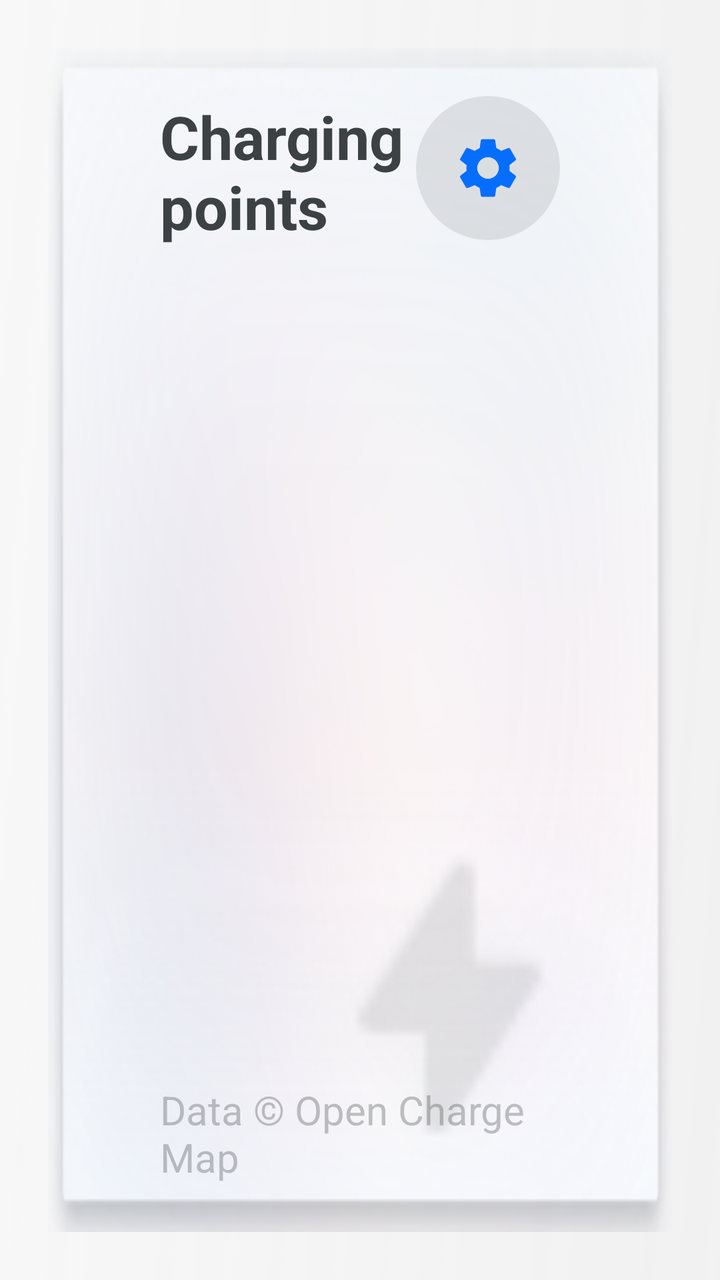
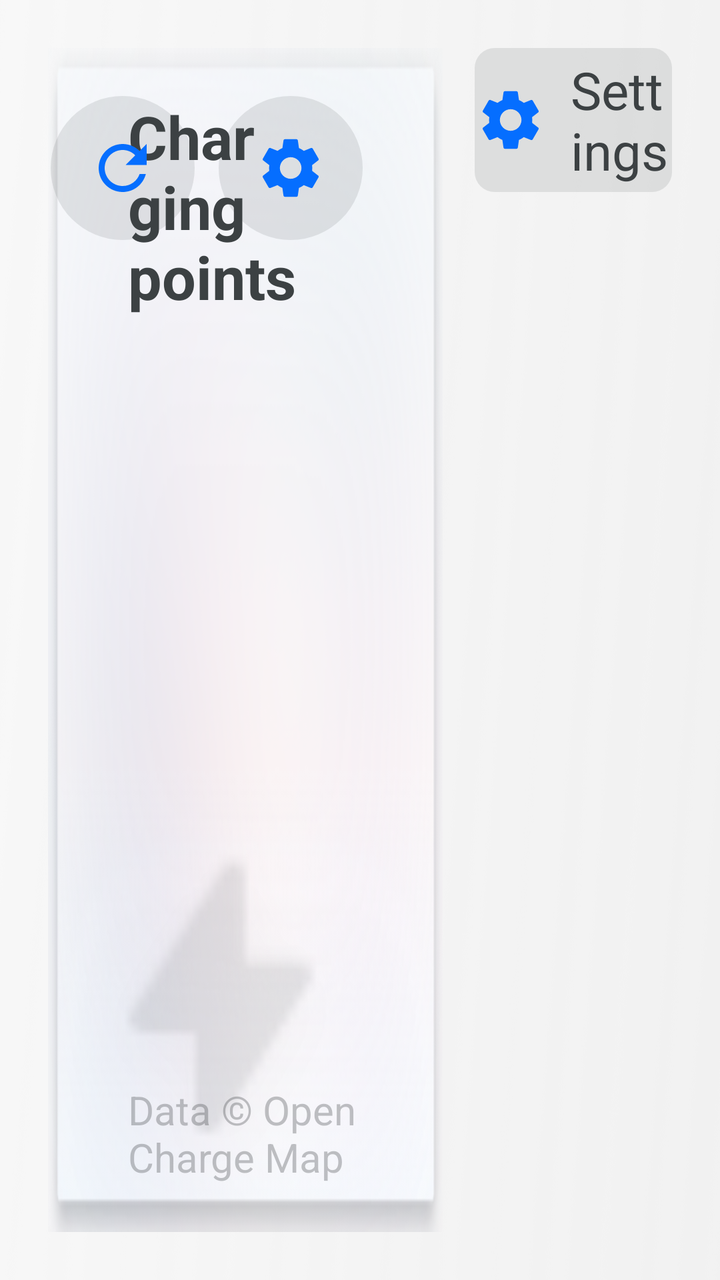

Before-and-after screenshots of an Android layout around one commit, followed by the original layout XML and the change that was made.
<!-- AndroidManifest.xml: application theme Theme.MG4SimpleLauncher -->
<!-- res/layout/fragment_charging.xml -->
<?xml version="1.0" encoding="utf-8"?>
<FrameLayout xmlns:android="http://schemas.android.com/apk/res/android"
    android:layout_width="match_parent"
    android:layout_height="match_parent"
    android:padding="@dimen/screen_padding">

    <FrameLayout
        android:id="@+id/charging_card"
        android:layout_width="match_parent"
        android:layout_height="match_parent"
        android:background="@drawable/smallcard_selector"
        android:clickable="true"
        android:focusable="true">

        
        <ImageView
            android:layout_width="@dimen/charging_bolt_width"
            android:layout_height="@dimen/charging_bolt_height"
            android:layout_gravity="bottom|end"
            android:layout_marginEnd="@dimen/charging_bolt_margin_end"
            android:layout_marginBottom="@dimen/charging_bolt_margin_bottom"
            android:alpha="0.12"
            android:background="@drawable/ic_charging_bolt"
            android:contentDescription="@null" />

        <LinearLayout
            android:layout_width="match_parent"
            android:layout_height="match_parent"
            android:orientation="vertical"
            android:paddingStart="@dimen/charging_card_padding_h"
            android:paddingEnd="@dimen/charging_card_padding_h"
            android:paddingTop="@dimen/info_card_padding"
            android:paddingBottom="@dimen/info_card_padding">

            <TextView
                android:layout_width="wrap_content"
                android:layout_height="wrap_content"
                android:text="@string/charging_title"
                android:textColor="@color/text_primary"
                android:textSize="@dimen/small_card_label_size"
                android:textStyle="bold" />

            <LinearLayout
                android:id="@+id/charging_card_results"
                android:layout_width="match_parent"
                android:layout_height="0dp"
                android:layout_weight="1"
                android:layout_marginTop="14dp"
                android:baselineAligned="false"
                android:orientation="horizontal"
                android:visibility="gone">

                <LinearLayout
                    android:layout_width="0dp"
                    android:layout_height="wrap_content"
                    android:layout_weight="1"
                    android:layout_marginEnd="@dimen/card_gap"
                    android:orientation="vertical">

                    <TextView
                        android:id="@+id/charge_group_motorway"
                        android:layout_width="match_parent"
                        android:layout_height="wrap_content"
                        android:layout_marginBottom="6dp"
                        android:text="@string/charging_filter_motorway"
                        android:textColor="@color/accent"
                        android:textSize="@dimen/charge_detail_size"
                        android:textStyle="bold" />

                    <include layout="@layout/part_charge_summary" android:id="@+id/charge_row_0" />
                    <include layout="@layout/part_charge_summary" android:id="@+id/charge_row_1" />
                    <include layout="@layout/part_charge_summary" android:id="@+id/charge_row_2" />
                    <include layout="@layout/part_charge_summary" android:id="@+id/charge_row_3" />
                </LinearLayout>

                <LinearLayout
                    android:layout_width="0dp"
                    android:layout_height="wrap_content"
                    android:layout_weight="1"
                    android:layout_marginEnd="@dimen/card_gap"
                    android:orientation="vertical">

                    <TextView
                        android:id="@+id/charge_group_supercharger"
                        android:layout_width="match_parent"
                        android:layout_height="wrap_content"
                        android:layout_marginBottom="6dp"
                        android:text="@string/charging_filter_supercharger"
                        android:textColor="@color/accent"
                        android:textSize="@dimen/charge_detail_size"
                        android:textStyle="bold" />

                    <include layout="@layout/part_charge_summary" android:id="@+id/charge_row_4" />
                    <include layout="@layout/part_charge_summary" android:id="@+id/charge_row_5" />
                    <include layout="@layout/part_charge_summary" android:id="@+id/charge_row_6" />
                    <include layout="@layout/part_charge_summary" android:id="@+id/charge_row_7" />
                </LinearLayout>

                <LinearLayout
                    android:layout_width="0dp"
                    android:layout_height="wrap_content"
                    android:layout_weight="1"
                    android:orientation="vertical">

                    <TextView
                        android:id="@+id/charge_group_fast"
                        android:layout_width="match_parent"
                        android:layout_height="wrap_content"
                        android:layout_marginBottom="6dp"
                        android:text="@string/charging_filter_fast"
                        android:textColor="@color/accent"
                        android:textSize="@dimen/charge_detail_size"
                        android:textStyle="bold" />

                    <include layout="@layout/part_charge_summary" android:id="@+id/charge_row_8" />
                    <include layout="@layout/part_charge_summary" android:id="@+id/charge_row_9" />
                    <include layout="@layout/part_charge_summary" android:id="@+id/charge_row_10" />
                    <include layout="@layout/part_charge_summary" android:id="@+id/charge_row_11" />
                </LinearLayout>
            </LinearLayout>

            <TextView
                android:id="@+id/charging_card_status"
                android:layout_width="match_parent"
                android:layout_height="0dp"
                android:layout_weight="1"
                android:layout_marginTop="16dp"
                android:textColor="@color/text_secondary"
                android:textSize="@dimen/info_card_body_size" />

            <TextView
                android:layout_width="match_parent"
                android:layout_height="wrap_content"
                android:text="@string/charging_attribution"
                android:textColor="@color/text_tertiary"
                android:textSize="@dimen/secondary_text_size" />
        </LinearLayout>
    </FrameLayout>

    
    <ImageView
        android:id="@+id/settings_card_button"
        android:layout_width="@dimen/round_button_size"
        android:layout_height="@dimen/round_button_size"
        android:layout_gravity="top|end"
        android:layout_marginTop="@dimen/info_card_padding"
        android:layout_marginEnd="@dimen/charging_card_padding_h"
        android:background="@drawable/round_button_selector"
        android:clickable="true"
        android:focusable="true"
        android:contentDescription="@string/settings_title"
        android:padding="@dimen/round_button_icon_padding"
        android:src="@drawable/ic_gear" />
</FrameLayout>
<!-- res/layout/part_charge_summary.xml (included above) -->
<?xml version="1.0" encoding="utf-8"?>
<LinearLayout xmlns:android="http://schemas.android.com/apk/res/android"
    android:layout_width="match_parent"
    android:layout_height="wrap_content"
    android:layout_marginBottom="10dp"
    android:orientation="vertical">

    <TextView
        android:id="@+id/summary_name"
        android:layout_width="match_parent"
        android:layout_height="wrap_content"
        android:ellipsize="end"
        android:maxLines="1"
        android:textColor="@color/text_primary"
        android:textSize="@dimen/charge_name_size"
        android:textStyle="bold" />

    <TextView
        android:id="@+id/summary_detail"
        android:layout_width="match_parent"
        android:layout_height="wrap_content"
        android:layout_marginTop="2dp"
        android:ellipsize="end"
        android:maxLines="1"
        android:textColor="@color/text_secondary"
        android:textSize="@dimen/charge_detail_size" />
</LinearLayout>
<!-- resources referenced by this layout -->
<resources>
  <color name="accent">#056eff</color>
  <color name="text_primary">#3c4143</color>
  <color name="text_secondary">#7f3c4143</color>
  <color name="text_tertiary">#503c4143</color>
  <dimen name="card_gap">16dp</dimen>
  <dimen name="charge_detail_size">24sp</dimen>
  <dimen name="charge_name_size">28sp</dimen>
  <dimen name="charging_bolt_height">196dp</dimen>
  <dimen name="charging_bolt_margin_bottom">8dp</dimen>
  <dimen name="charging_bolt_margin_end">36dp</dimen>
  <dimen name="charging_bolt_width">150dp</dimen>
  <dimen name="charging_card_padding_h">56dp</dimen>
  <dimen name="info_card_body_size">28sp</dimen>
  <dimen name="info_card_padding">24dp</dimen>
  <dimen name="round_button_icon_padding">18dp</dimen>
  <dimen name="round_button_size">72dp</dimen>
  <dimen name="screen_padding">24dp</dimen>
  <dimen name="secondary_text_size">20sp</dimen>
  <dimen name="small_card_label_size">30sp</dimen>
  <!-- drawable round_button_selector (drawable) -->
  <?xml version="1.0" encoding="utf-8"?>
  <selector xmlns:android="http://schemas.android.com/apk/res/android">
      <item android:state_pressed="true">
          <shape android:shape="oval">
              <solid android:color="@color/button_surface_pressed" />
          </shape>
      </item>
      <item>
          <shape android:shape="oval">
              <solid android:color="@color/button_surface" />
          </shape>
      </item>
  </selector>
  <!-- drawable smallcard_selector (drawable) -->
  <?xml version="1.0" encoding="utf-8"?>
  <selector xmlns:android="http://schemas.android.com/apk/res/android">
      <item android:state_pressed="true" android:drawable="@drawable/bg_clicked" />
      <item android:drawable="@drawable/bg_normal" />
  </selector>
  <string name="charging_attribution">Data © Open Charge Map</string>
  <string name="charging_filter_fast">Fast DC</string>
  <string name="charging_filter_motorway">Motorway</string>
  <string name="charging_filter_supercharger">Supercharger</string>
  <string name="charging_title">Charging points</string>
  <string name="settings_title">Settings</string>
  <style name="Theme.MG4SimpleLauncher" parent="Theme.AppCompat.DayNight.NoActionBar">
          <item name="android:windowBackground">@drawable/bg_home</item>
          <item name="android:statusBarColor">@android:color/transparent</item>
          <item name="android:navigationBarColor">@android:color/transparent</item>
          <item name="colorAccent">@color/accent</item>
      </style>
  <color name="button_surface_pressed">#3d3c4143</color>
  <color name="button_surface">#1f3c4143</color>
  <!-- unchanged entries left out for length: 5 -->
</resources>

<!-- the commit's change to res/layout/fragment_charging.xml (unified diff, before → after) -->
@@ -1,13 +1,17 @@
 <?xml version="1.0" encoding="utf-8"?>
-<FrameLayout xmlns:android="http://schemas.android.com/apk/res/android"
+<LinearLayout xmlns:android="http://schemas.android.com/apk/res/android"
     android:layout_width="match_parent"
     android:layout_height="match_parent"
+    android:baselineAligned="false"
+    android:orientation="horizontal"
     android:padding="@dimen/screen_padding">
 
     <FrameLayout
         android:id="@+id/charging_card"
-        android:layout_width="match_parent"
+        android:layout_width="0dp"
         android:layout_height="match_parent"
+        android:layout_weight="2"
+        android:layout_marginEnd="@dimen/card_gap"
         android:background="@drawable/smallcard_selector"
         android:clickable="true"
         android:focusable="true">
@@ -46,77 +50,25 @@
                 android:layout_height="0dp"
                 android:layout_weight="1"
                 android:layout_marginTop="14dp"
-                android:baselineAligned="false"
-                android:orientation="horizontal"
+                android:orientation="vertical"
                 android:visibility="gone">
 
-                <LinearLayout
-                    android:layout_width="0dp"
+                
+                <TextView
+                    android:id="@+id/charge_group_label"
+                    android:layout_width="match_parent"
                     android:layout_height="wrap_content"
-                    android:layout_weight="1"
-                    android:layout_marginEnd="@dimen/card_gap"
-                    android:orientation="vertical">
+                    android:layout_marginBottom="6dp"
+                    android:textColor="@color/accent"
+                    android:textSize="@dimen/charge_detail_size"
+                    android:textStyle="bold" />
 
-                    <TextView
-                        android:id="@+id/charge_group_motorway"
-                        android:layout_width="match_parent"
-                        android:layout_height="wrap_content"
-                        android:layout_marginBottom="6dp"
-                        android:text="@string/charging_filter_motorway"
-                        android:textColor="@color/accent"
-                        android:textSize="@dimen/charge_detail_size"
-                        android:textStyle="bold" />
-
-                    <include layout="@layout/part_charge_summary" android:id="@+id/charge_row_0" />
-                    <include layout="@layout/part_charge_summary" android:id="@+id/charge_row_1" />
-                    <include layout="@layout/part_charge_summary" android:id="@+id/charge_row_2" />
-                    <include layout="@layout/part_charge_summary" android:id="@+id/charge_row_3" />
-                </LinearLayout>
-
-                <LinearLayout
-                    android:layout_width="0dp"
-                    android:layout_height="wrap_content"
-                    android:layout_weight="1"
-                    android:layout_marginEnd="@dimen/card_gap"
-                    android:orientation="vertical">
-
-                    <TextView
-                        android:id="@+id/charge_group_supercharger"
-                        android:layout_width="match_parent"
-                        android:layout_height="wrap_content"
-                        android:layout_marginBottom="6dp"
-                        android:text="@string/charging_filter_supercharger"
-                        android:textColor="@color/accent"
-                        android:textSize="@dimen/charge_detail_size"
-                        android:textStyle="bold" />
-
-                    <include layout="@layout/part_charge_summary" android:id="@+id/charge_row_4" />
-                    <include layout="@layout/part_charge_summary" android:id="@+id/charge_row_5" />
-                    <include layout="@layout/part_charge_summary" android:id="@+id/charge_row_6" />
-                    <include layout="@layout/part_charge_summary" android:id="@+id/charge_row_7" />
-                </LinearLayout>
-
-                <LinearLayout
-                    android:layout_width="0dp"
-                    android:layout_height="wrap_content"
-                    android:layout_weight="1"
-                    android:orientation="vertical">
-
-                    <TextView
-                        android:id="@+id/charge_group_fast"
-                        android:layout_width="match_parent"
-                        android:layout_height="wrap_content"
-                        android:layout_marginBottom="6dp"
-                        android:text="@string/charging_filter_fast"
-                        android:textColor="@color/accent"
-                        android:textSize="@dimen/charge_detail_size"
-                        android:textStyle="bold" />
-
-                    <include layout="@layout/part_charge_summary" android:id="@+id/charge_row_8" />
-                    <include layout="@layout/part_charge_summary" android:id="@+id/charge_row_9" />
-                    <include layout="@layout/part_charge_summary" android:id="@+id/charge_row_10" />
-                    <include layout="@layout/part_charge_summary" android:id="@+id/charge_row_11" />
-                </LinearLayout>
+                <include layout="@layout/part_charge_summary" android:id="@+id/charge_row_0" />
+                <include layout="@layout/part_charge_summary" android:id="@+id/charge_row_1" />
+                <include layout="@layout/part_charge_summary" android:id="@+id/charge_row_2" />
+                <include layout="@layout/part_charge_summary" android:id="@+id/charge_row_3" />
+                <include layout="@layout/part_charge_summary" android:id="@+id/charge_row_4" />
+                <include layout="@layout/part_charge_summary" android:id="@+id/charge_row_5" />
             </LinearLayout>
 
             <TextView
@@ -135,23 +87,75 @@
                 android:textColor="@color/text_tertiary"
                 android:textSize="@dimen/secondary_text_size" />
         </LinearLayout>
+
+        
+        <LinearLayout
+            android:layout_width="wrap_content"
+            android:layout_height="wrap_content"
+            android:layout_gravity="top|end"
+            android:layout_marginTop="@dimen/info_card_padding"
+            android:layout_marginEnd="@dimen/charging_card_padding_h"
+            android:orientation="horizontal">
+
+            <ImageView
+                android:id="@+id/charging_card_refresh"
+                android:layout_width="@dimen/round_button_size"
+                android:layout_height="@dimen/round_button_size"
+                android:layout_marginEnd="12dp"
+                android:background="@drawable/round_button_selector"
+                android:clickable="true"
+                android:focusable="true"
+                android:contentDescription="@string/charging_refresh"
+                android:padding="@dimen/round_button_icon_padding"
+                android:src="@drawable/ic_refresh" />
+
+            <ImageView
+                android:id="@+id/charging_card_options"
+                android:layout_width="@dimen/round_button_size"
+                android:layout_height="@dimen/round_button_size"
+                android:background="@drawable/round_button_selector"
+                android:clickable="true"
+                android:focusable="true"
+                android:contentDescription="@string/charging_card_options"
+                android:padding="@dimen/round_button_icon_padding"
+                android:src="@drawable/ic_gear" />
+        </LinearLayout>
     </FrameLayout>
 
     
-    <ImageView
-        android:id="@+id/settings_card_button"
-        android:layout_width="@dimen/round_button_size"
-        android:layout_height="@dimen/round_button_size"
-        android:layout_gravity="top|end"
-        android:layout_marginTop="@dimen/info_card_padding"
-        android:layout_marginEnd="@dimen/charging_card_padding_h"
-        android:background="@drawable/round_button_selector"
-        android:clickable="true"
-        android:focusable="true"
-        android:contentDescription="@string/settings_title"
-        android:padding="@dimen/round_button_icon_padding"
-        android:src="@drawable/ic_gear" />
-</FrameLayout>
+    <LinearLayout
+        android:layout_width="0dp"
+        android:layout_height="match_parent"
+        android:layout_weight="1"
+        android:orientation="vertical">
+
+        
+        <LinearLayout
+            android:id="@+id/settings_card_button"
+            android:layout_width="match_parent"
+            android:layout_height="@dimen/settings_tab_height"
+            android:background="@drawable/native_button_selector"
+            android:clickable="true"
+            android:focusable="true"
+            android:gravity="center"
+            android:orientation="horizontal">
+
+            <ImageView
+                android:layout_width="@dimen/button_icon_size"
+                android:layout_height="@dimen/button_icon_size"
+                android:contentDescription="@null"
+                android:src="@drawable/ic_gear" />
+
+            <TextView
+                android:layout_width="wrap_content"
+                android:layout_height="wrap_content"
+                android:layout_marginStart="12dp"
+                android:text="@string/settings_title"
+                android:textColor="@color/text_primary"
+                android:textSize="@dimen/drawer_button_size" />
+        </LinearLayout>
+    </LinearLayout>
+</LinearLayout>
 <!-- res/layout/part_charge_summary.xml (included above) -->
 <?xml version="1.0" encoding="utf-8"?>
 <LinearLayout xmlns:android="http://schemas.android.com/apk/res/android"
<!-- resource entries referenced after the edit -->
@@ -4,6 +4,7 @@
   <color name="text_primary">#3c4143</color>
   <color name="text_secondary">#7f3c4143</color>
   <color name="text_tertiary">#503c4143</color>
+  <dimen name="button_icon_size">36dp</dimen>
   <dimen name="card_gap">16dp</dimen>
   <dimen name="charge_detail_size">24sp</dimen>
   <dimen name="charge_name_size">28sp</dimen>
@@ -11,14 +12,43 @@
   <dimen name="charging_bolt_margin_bottom">8dp</dimen>
   <dimen name="charging_bolt_margin_end">36dp</dimen>
   <dimen name="charging_bolt_width">150dp</dimen>
-  <dimen name="charging_card_padding_h">56dp</dimen>
+  <dimen name="charging_card_padding_h">40dp</dimen>
+  <dimen name="drawer_button_size">26sp</dimen>
   <dimen name="info_card_body_size">28sp</dimen>
   <dimen name="info_card_padding">24dp</dimen>
   <dimen name="round_button_icon_padding">18dp</dimen>
   <dimen name="round_button_size">72dp</dimen>
   <dimen name="screen_padding">24dp</dimen>
   <dimen name="secondary_text_size">20sp</dimen>
+  <dimen name="settings_tab_height">72dp</dimen>
   <dimen name="small_card_label_size">30sp</dimen>
+  <!-- drawable ic_refresh (drawable) -->
+  <vector xmlns:android="http://schemas.android.com/apk/res/android"
+      android:width="96dp"
+      android:height="96dp"
+      android:viewportWidth="24"
+      android:viewportHeight="24"
+      android:tint="@color/accent">
+      <path
+          android:fillColor="#FFFFFFFF"
+          android:pathData="M17.65,6.35C16.2,4.9 14.21,4 12,4c-4.42,0 -7.99,3.58 -8,8s3.58,8 8,8c3.73,0 6.84,-2.55 7.73,-6h-2.08c-0.82,2.33 -3.04,4 -5.65,4c-3.31,0 -6,-2.69 -6,-6s2.69,-6 6,-6c1.66,0 3.14,0.69 4.22,1.78L13,11h7V4l-2.35,2.35z" />
+  </vector>
+  <!-- drawable native_button_selector (drawable) -->
+  <?xml version="1.0" encoding="utf-8"?>
+  <selector xmlns:android="http://schemas.android.com/apk/res/android">
+      <item android:state_pressed="true">
+          <shape android:shape="rectangle">
+              <corners android:radius="@dimen/native_button_radius" />
+              <solid android:color="@color/button_surface_pressed" />
+          </shape>
+      </item>
+      <item>
+          <shape android:shape="rectangle">
+              <corners android:radius="@dimen/native_button_radius" />
+              <solid android:color="@color/button_surface" />
+          </shape>
+      </item>
+  </selector>
   <!-- drawable round_button_selector (drawable) -->
   <?xml version="1.0" encoding="utf-8"?>
   <selector xmlns:android="http://schemas.android.com/apk/res/android">
@@ -40,9 +70,8 @@
       <item android:drawable="@drawable/bg_normal" />
   </selector>
   <string name="charging_attribution">Data © Open Charge Map</string>
-  <string name="charging_filter_fast">Fast DC</string>
-  <string name="charging_filter_motorway">Motorway</string>
-  <string name="charging_filter_supercharger">Supercharger</string>
+  <string name="charging_card_options">Show</string>
+  <string name="charging_refresh">Refresh</string>
   <string name="charging_title">Charging points</string>
   <string name="settings_title">Settings</string>
   <style name="Theme.MG4SimpleLauncher" parent="Theme.AppCompat.DayNight.NoActionBar">
@@ -51,6 +80,7 @@
           <item name="android:navigationBarColor">@android:color/transparent</item>
           <item name="colorAccent">@color/accent</item>
       </style>
+  <dimen name="native_button_radius">10dp</dimen>
   <color name="button_surface_pressed">#3d3c4143</color>
   <color name="button_surface">#1f3c4143</color>
   <!-- unchanged entries left out for length: 5 -->
